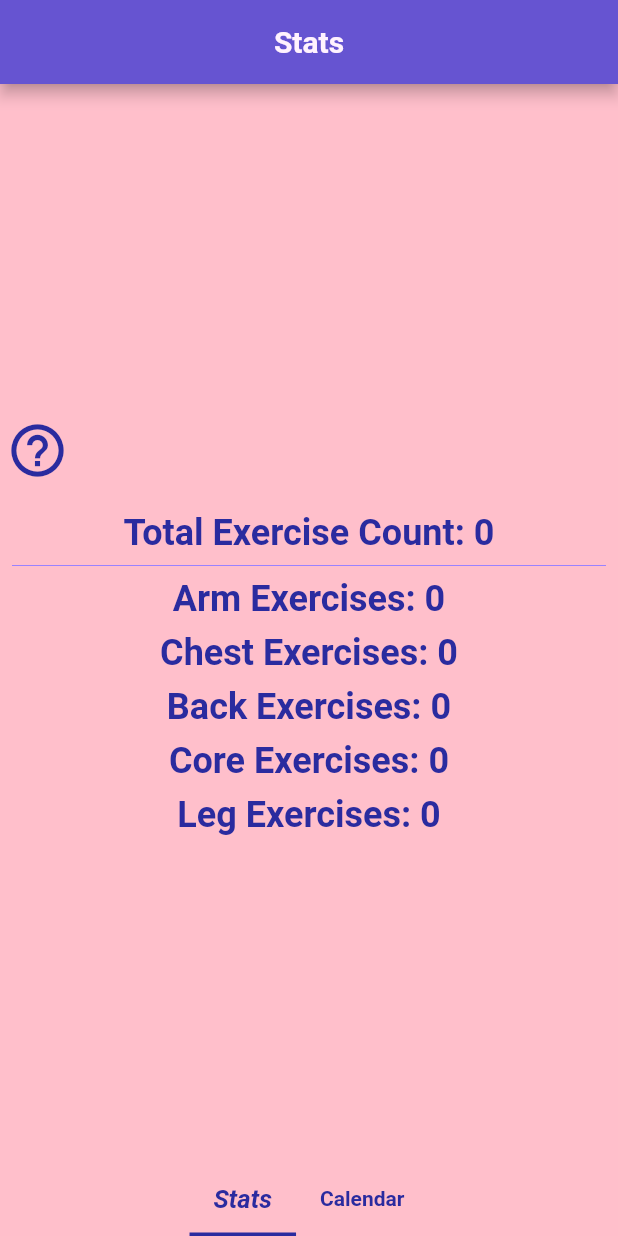
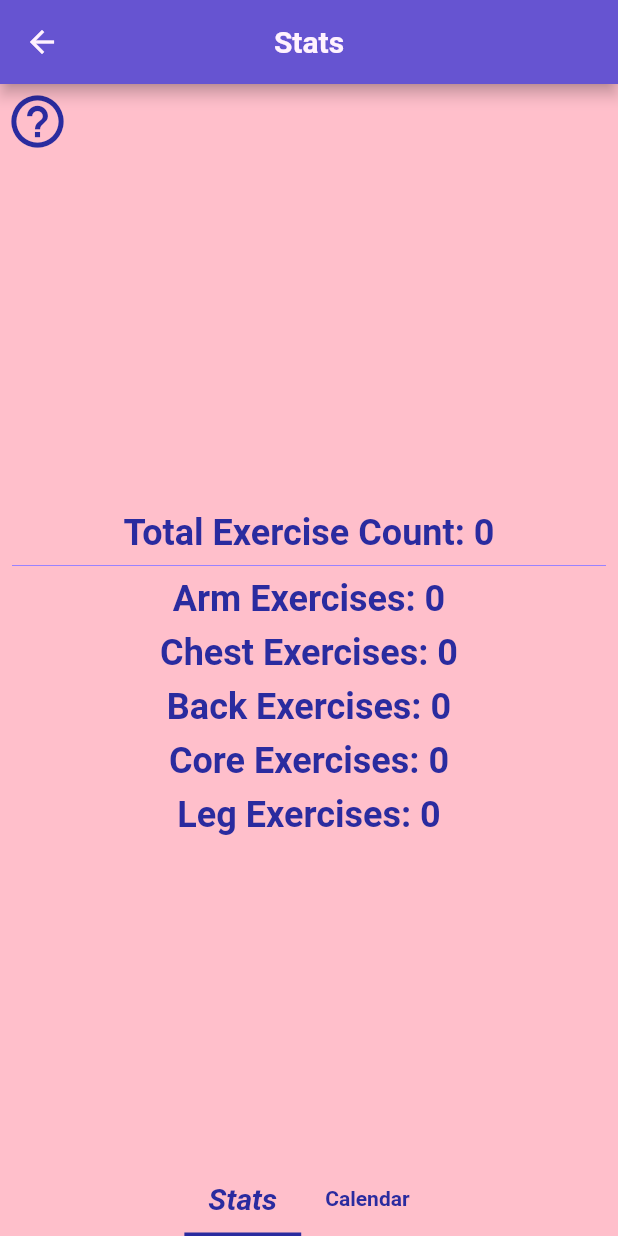
Before and after one commit to Ian-Phelon/stronks, a Flutter app: the StatsScreen screen opened directly, on a phone screen of 412 x 824 dp. Run offline on Flutter 3.47's test engine with Material 2 defaults, Android fonts, the phone set to English and light mode, and no system bars; drawn by our look-alikes of google_mobile_ads; our stand-ins replace firebase_auth, firebase_core, font_awesome_flutter, google_sign_in, sign_in_with_apple, sqflite; accounts and stored records are empty; network calls fail; Roboto replaces fonts that are missing (Montserrat).

Commit message:
stats are go!

```diff
--- a/lib/model/stronks_theme.dart
+++ b/lib/model/stronks_theme.dart
@@ -89,7 +89,7 @@ class StronksTheme {
         labelColor: kcolorPrimaryDark,
         labelStyle: kCommonLightThemeTextStyle.copyWith(
           fontStyle: FontStyle.italic,
-          fontSize: 17,
+          fontSize: 20,
         ),
         indicatorSize: TabBarIndicatorSize.tab,
         indicator: UnderlineTabIndicator(
@@ -204,7 +204,7 @@ class StronksTheme {
         labelColor: kcolorDarkModePrimaryLight,
         labelStyle: kCommonLightThemeTextStyle.copyWith(
           fontStyle: FontStyle.italic,
-          fontSize: 17,
+          fontSize: 20,
         ),
         indicatorSize: TabBarIndicatorSize.tab,
         indicator: UnderlineTabIndicator(
--- a/lib/view/exercises/screens/create_exercise_screen.dart
+++ b/lib/view/exercises/screens/create_exercise_screen.dart
@@ -134,6 +134,8 @@ class _CreateExerciseScreenState extends State<CreateExerciseScreen> {
 
   @override
   void initState() {
+    super.initState();
+
     /// When the screen is rebuilt, set all late values with user input using
     /// the top-level functions
 
@@ -180,7 +182,6 @@ class _CreateExerciseScreenState extends State<CreateExerciseScreen> {
     allTargets = _getTargetForView(context, targetStringBuilder.toString());
 
     targetFine = _mapTargetFine(allTargets);
-    super.initState();
   }
 
   void incrementCountForSets(int i) {
--- a/lib/view/exercises/screens/edit_exercise_screen.dart
+++ b/lib/view/exercises/screens/edit_exercise_screen.dart
@@ -147,6 +147,7 @@ class _EditExerciseScreenState extends State<EditExerciseScreen> {
 
   @override
   void initState() {
+    super.initState();
     var repo = ExerciseRepository.of(context);
     editNameVisibility = false;
     exercise = repo.selectedExercise;
@@ -184,7 +185,6 @@ class _EditExerciseScreenState extends State<EditExerciseScreen> {
     }
     _targetFineSeletctions = [addArms, addChest, addBack, addCore, addLegs];
     nameTxtCtrl.text = repo.selectedExercise.name!;
-    super.initState();
   }
 
   @override
--- a/lib/view/stats/screens/stats_screen.dart
+++ b/lib/view/stats/screens/stats_screen.dart
@@ -15,12 +15,20 @@ class _StatsScreenState extends State<StatsScreen>
     with SingleTickerProviderStateMixin {
   late TabController _tabController;
   late final List<int> performanceCounts;
+  late int titleTextIndex;
+  void getTitleTextIndex() {
+    setState(() {
+      titleTextIndex = _tabController.index;
+    });
+  }
 
   @override
   void initState() {
+    super.initState();
     performanceCounts = StatsHelper.of(context).getPerformanceCounts();
     _tabController = TabController(length: 2, vsync: this);
-    super.initState();
+    titleTextIndex = 0;
+    _tabController.addListener(getTitleTextIndex);
   }
 
   @override
@@ -30,53 +38,37 @@ class _StatsScreenState extends State<StatsScreen>
 
   @override
   void dispose() {
+    _tabController.dispose();
+
     super.dispose();
-    _tabController.dispose();
+  }
+
+  String _titleText(int? index) {
+    if (index != 0) return 'Calendar';
+    return 'Stats';
   }
 
   @override
   Widget build(BuildContext context) {
     return SafeArea(
-      child: TabBarView(controller: _tabController, children: [
-        TotalPerformances(
-            performanceCounts: performanceCounts,
-            tabController: _tabController),
-        CalendarPerformancesScreen(
-          performances: StatsHelper.performanceList,
-          bottomTabBar: StatsBottomTabBar(tabController: _tabController),
+      child: Scaffold(
+        backgroundColor: Theme.of(context).colorScheme.background,
+        appBar: AppBar(
+          title: Text(_titleText(titleTextIndex)),
         ),
-      ]),
+        body: TabBarView(
+          controller: _tabController,
+          children: [
+            TotalPerformances(
+              performanceCounts: performanceCounts,
+            ),
+            CalendarPerformancesScreen(
+              performances: StatsHelper.performanceList,
+            ),
+          ],
+        ),
+        bottomNavigationBar: StatsBottomTabBar(tabController: _tabController),
+      ),
     );
   }
 }
-
-class TotalPerformances extends StatelessWidget {
-  const TotalPerformances({
-    Key? key,
-    required this.performanceCounts,
-    required this.tabController,
-  }) : super(key: key);
-
-  final List<int> performanceCounts;
-  final TabController tabController;
-
-  @override
-  Widget build(BuildContext context) {
-    return Scaffold(
-      appBar: AppBar(
-        automaticallyImplyLeading: false,
-        title: const Text('Stats'),
-      ),
-      backgroundColor: Theme.of(context).colorScheme.background,
-      body: Column(
-        mainAxisAlignment: MainAxisAlignment.center,
-        children: [
-          TotalsBody(
-            performanceCounts: performanceCounts,
-          ),
-        ],
-      ),
-      bottomNavigationBar: StatsBottomTabBar(tabController: tabController),
-    );
-  }
-}
--- a/lib/view/stats/screens/total_performances.dart
+++ b/lib/view/stats/screens/total_performances.dart
@@ -1,8 +1,8 @@
 import 'package:flutter/material.dart';
 import '../../widgets/widgets.dart' show TutorialBar, MainBannerAd;
 
-class TotalsBody extends StatelessWidget {
-  const TotalsBody({
+class TotalPerformances extends StatelessWidget {
+  const TotalPerformances({
     Key? key,
     required this.performanceCounts,
   }) : super(key: key);
```
Also changed, not shown: lib/view/stats/screens/calendar_screen.dart (+2 -14 lines), lib/view/stats/widgets/overline_indicator.dart (deleted, +0 -18 lines).
